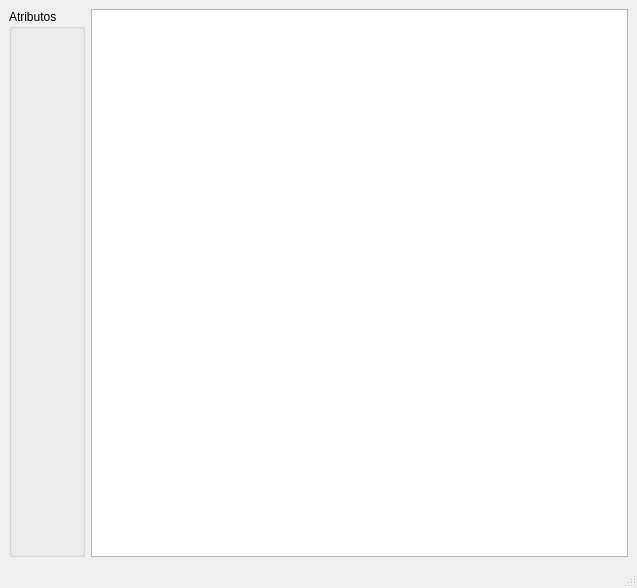
Before: the Qt Designer form main_window_ui.ui in AdrianPrietoLozano/proyecto_mineria, drawn with Qt 5.
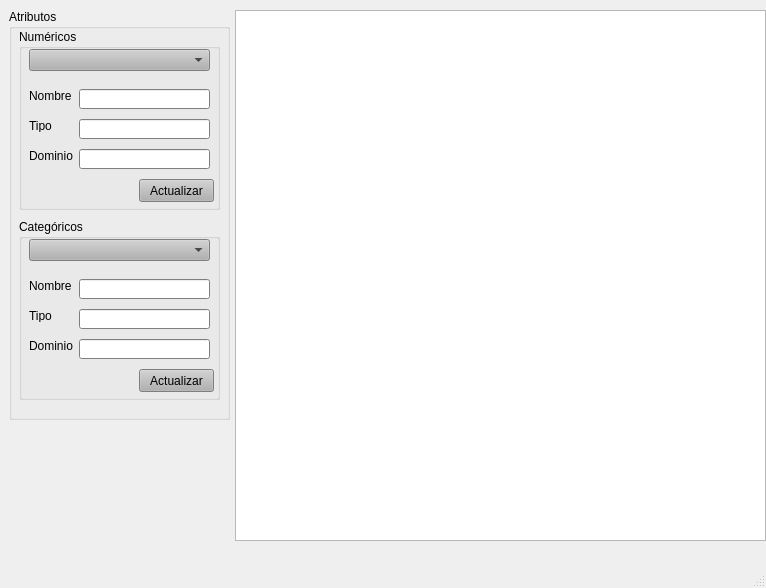
After: the same form once the commit is applied.

Commit message: Se muestran los atributos separados por tipo en los combo boxes y se muestra su información

```diff
--- a/main_window_ui.ui
+++ b/main_window_ui.ui
@@ -6,7 +6,7 @@
    <rect>
     <x>0</x>
     <y>0</y>
-    <width>637</width>
+    <width>766</width>
     <height>588</height>
    </rect>
   </property>
@@ -14,18 +14,684 @@
    <string>MainWindow</string>
   </property>
   <widget class="QWidget" name="centralwidget">
-   <layout class="QGridLayout" name="gridLayout">
-    <item row="0" column="0">
-     <widget class="QGroupBox" name="groupBox">
-      <property name="title">
-       <string>Atributos</string>
+   <widget class="QGroupBox" name="groupBox">
+    <property name="geometry">
+     <rect>
+      <x>9</x>
+      <y>9</y>
+      <width>221</width>
+      <height>411</height>
+     </rect>
+    </property>
+    <property name="palette">
+     <palette>
+      <active>
+       <colorrole role="WindowText">
+        <brush brushstyle="SolidPattern">
+         <color alpha="255">
+          <red>0</red>
+          <green>0</green>
+          <blue>0</blue>
+         </color>
+        </brush>
+       </colorrole>
+       <colorrole role="Button">
+        <brush brushstyle="SolidPattern">
+         <color alpha="255">
+          <red>177</red>
+          <green>177</green>
+          <blue>177</blue>
+         </color>
+        </brush>
+       </colorrole>
+       <colorrole role="Light">
+        <brush brushstyle="SolidPattern">
+         <color alpha="255">
+          <red>255</red>
+          <green>255</green>
+          <blue>255</blue>
+         </color>
+        </brush>
+       </colorrole>
+       <colorrole role="Midlight">
+        <brush brushstyle="SolidPattern">
+         <color alpha="255">
+          <red>216</red>
+          <green>216</green>
+          <blue>216</blue>
+         </color>
+        </brush>
+       </colorrole>
+       <colorrole role="Dark">
+        <brush brushstyle="SolidPattern">
+         <color alpha="255">
+          <red>88</red>
+          <green>88</green>
+          <blue>88</blue>
+         </color>
+        </brush>
+       </colorrole>
+       <colorrole role="Mid">
+        <brush brushstyle="SolidPattern">
+         <color alpha="255">
+          <red>118</red>
+          <green>118</green>
+          <blue>118</blue>
+         </color>
+        </brush>
+       </colorrole>
+       <colorrole role="Text">
+        <brush brushstyle="SolidPattern">
+         <color alpha="255">
+          <red>0</red>
+          <green>0</green>
+          <blue>0</blue>
+         </color>
+        </brush>
+       </colorrole>
+       <colorrole role="BrightText">
+        <brush brushstyle="SolidPattern">
+         <color alpha="255">
+          <red>255</red>
+          <green>255</green>
+          <blue>255</blue>
+         </color>
+        </brush>
+       </colorrole>
+       <colorrole role="ButtonText">
+        <brush brushstyle="SolidPattern">
+         <color alpha="255">
+          <red>0</red>
+          <green>0</green>
+          <blue>0</blue>
+         </color>
+        </brush>
+       </colorrole>
+       <colorrole role="Base">
+        <brush brushstyle="SolidPattern">
+         <color alpha="255">
+          <red>255</red>
+          <green>255</green>
+          <blue>255</blue>
+         </color>
+        </brush>
+       </colorrole>
+       <colorrole role="Window">
+        <brush brushstyle="SolidPattern">
+         <color alpha="255">
+          <red>177</red>
+          <green>177</green>
+          <blue>177</blue>
+         </color>
+        </brush>
+       </colorrole>
+       <colorrole role="Shadow">
+        <brush brushstyle="SolidPattern">
+         <color alpha="255">
+          <red>0</red>
+          <green>0</green>
+          <blue>0</blue>
+         </color>
+        </brush>
+       </colorrole>
+       <colorrole role="AlternateBase">
+        <brush brushstyle="SolidPattern">
+         <color alpha="255">
+          <red>216</red>
+          <green>216</green>
+          <blue>216</blue>
+         </color>
+        </brush>
+       </colorrole>
+       <colorrole role="ToolTipBase">
+        <brush brushstyle="SolidPattern">
+         <color alpha="255">
+          <red>255</red>
+          <green>255</green>
+          <blue>220</blue>
+         </color>
+        </brush>
+       </colorrole>
+       <colorrole role="ToolTipText">
+        <brush brushstyle="SolidPattern">
+         <color alpha="255">
+          <red>0</red>
+          <green>0</green>
+          <blue>0</blue>
+         </color>
+        </brush>
+       </colorrole>
+       <colorrole role="PlaceholderText">
+        <brush brushstyle="SolidPattern">
+         <color alpha="128">
+          <red>0</red>
+          <green>0</green>
+          <blue>0</blue>
+         </color>
+        </brush>
+       </colorrole>
+      </active>
+      <inactive>
+       <colorrole role="WindowText">
+        <brush brushstyle="SolidPattern">
+         <color alpha="255">
+          <red>0</red>
+          <green>0</green>
+          <blue>0</blue>
+         </color>
+        </brush>
+       </colorrole>
+       <colorrole role="Button">
+        <brush brushstyle="SolidPattern">
+         <color alpha="255">
+          <red>177</red>
+          <green>177</green>
+          <blue>177</blue>
+         </color>
+        </brush>
+       </colorrole>
+       <colorrole role="Light">
+        <brush brushstyle="SolidPattern">
+         <color alpha="255">
+          <red>255</red>
+          <green>255</green>
+          <blue>255</blue>
+         </color>
+        </brush>
+       </colorrole>
+       <colorrole role="Midlight">
+        <brush brushstyle="SolidPattern">
+         <color alpha="255">
+          <red>216</red>
+          <green>216</green>
+          <blue>216</blue>
+         </color>
+        </brush>
+       </colorrole>
+       <colorrole role="Dark">
+        <brush brushstyle="SolidPattern">
+         <color alpha="255">
+          <red>88</red>
+          <green>88</green>
+          <blue>88</blue>
+         </color>
+        </brush>
+       </colorrole>
+       <colorrole role="Mid">
+        <brush brushstyle="SolidPattern">
+         <color alpha="255">
+          <red>118</red>
+          <green>118</green>
+          <blue>118</blue>
+         </color>
+        </brush>
+       </colorrole>
+       <colorrole role="Text">
+        <brush brushstyle="SolidPattern">
+         <color alpha="255">
+          <red>0</red>
+          <green>0</green>
+          <blue>0</blue>
+         </color>
+        </brush>
+       </colorrole>
+       <colorrole role="BrightText">
+        <brush brushstyle="SolidPattern">
+         <color alpha="255">
+          <red>255</red>
+          <green>255</green>
+          <blue>255</blue>
+         </color>
+        </brush>
+       </colorrole>
+       <colorrole role="ButtonText">
+        <brush brushstyle="SolidPattern">
+         <color alpha="255">
+          <red>0</red>
+          <green>0</green>
+          <blue>0</blue>
+         </color>
+        </brush>
+       </colorrole>
+       <colorrole role="Base">
+        <brush brushstyle="SolidPattern">
+         <color alpha="255">
+          <red>255</red>
+          <green>255</green>
+          <blue>255</blue>
+         </color>
+        </brush>
+       </colorrole>
+       <colorrole role="Window">
+        <brush brushstyle="SolidPattern">
+         <color alpha="255">
+          <red>177</red>
+          <green>177</green>
+          <blue>177</blue>
+         </color>
+        </brush>
+       </colorrole>
+       <colorrole role="Shadow">
+        <brush brushstyle="SolidPattern">
+         <color alpha="255">
+          <red>0</red>
+          <green>0</green>
+          <blue>0</blue>
+         </color>
+        </brush>
+       </colorrole>
+       <colorrole role="AlternateBase">
+        <brush brushstyle="SolidPattern">
+         <color alpha="255">
+          <red>216</red>
+          <green>216</green>
+          <blue>216</blue>
+         </color>
+        </brush>
+       </colorrole>
+       <colorrole role="ToolTipBase">
+        <brush brushstyle="SolidPattern">
+         <color alpha="255">
+          <red>255</red>
+          <green>255</green>
+          <blue>220</blue>
+         </color>
+        </brush>
+       </colorrole>
+       <colorrole role="ToolTipText">
+        <brush brushstyle="SolidPattern">
+         <color alpha="255">
+          <red>0</red>
+          <green>0</green>
+          <blue>0</blue>
+         </color>
+        </brush>
+       </colorrole>
+       <colorrole role="PlaceholderText">
+        <brush brushstyle="SolidPattern">
+         <color alpha="128">
+          <red>0</red>
+          <green>0</green>
+          <blue>0</blue>
+         </color>
+        </brush>
+       </colorrole>
+      </inactive>
+      <disabled>
+       <colorrole role="WindowText">
+        <brush brushstyle="SolidPattern">
+         <color alpha="255">
+          <red>88</red>
+          <green>88</green>
+          <blue>88</blue>
+         </color>
+        </brush>
+       </colorrole>
+       <colorrole role="Button">
+        <brush brushstyle="SolidPattern">
+         <color alpha="255">
+          <red>177</red>
+          <green>177</green>
+          <blue>177</blue>
+         </color>
+        </brush>
+       </colorrole>
+       <colorrole role="Light">
+        <brush brushstyle="SolidPattern">
+         <color alpha="255">
+          <red>255</red>
+          <green>255</green>
+          <blue>255</blue>
+         </color>
+        </brush>
+       </colorrole>
+       <colorrole role="Midlight">
+        <brush brushstyle="SolidPattern">
+         <color alpha="255">
+          <red>216</red>
+          <green>216</green>
+          <blue>216</blue>
+         </color>
+        </brush>
+       </colorrole>
+       <colorrole role="Dark">
+        <brush brushstyle="SolidPattern">
+         <color alpha="255">
+          <red>88</red>
+          <green>88</green>
+          <blue>88</blue>
+         </color>
+        </brush>
+       </colorrole>
+       <colorrole role="Mid">
+        <brush brushstyle="SolidPattern">
+         <color alpha="255">
+          <red>118</red>
+          <green>118</green>
+          <blue>118</blue>
+         </color>
+        </brush>
+       </colorrole>
+       <colorrole role="Text">
+        <brush brushstyle="SolidPattern">
+         <color alpha="255">
+          <red>88</red>
+          <green>88</green>
+          <blue>88</blue>
+         </color>
+        </brush>
+       </colorrole>
+       <colorrole role="BrightText">
+        <brush brushstyle="SolidPattern">
+         <color alpha="255">
+          <red>255</red>
+          <green>255</green>
+          <blue>255</blue>
+         </color>
+        </brush>
+       </colorrole>
+       <colorrole role="ButtonText">
+        <brush brushstyle="SolidPattern">
+         <color alpha="255">
+          <red>88</red>
+          <green>88</green>
+          <blue>88</blue>
+         </color>
+        </brush>
+       </colorrole>
+       <colorrole role="Base">
+        <brush brushstyle="SolidPattern">
+         <color alpha="255">
+          <red>177</red>
+          <green>177</green>
+          <blue>177</blue>
+         </color>
+        </brush>
+       </colorrole>
+       <colorrole role="Window">
+        <brush brushstyle="SolidPattern">
+         <color alpha="255">
+          <red>177</red>
+          <green>177</green>
+          <blue>177</blue>
+         </color>
+        </brush>
+       </colorrole>
+       <colorrole role="Shadow">
+        <brush brushstyle="SolidPattern">
+         <color alpha="255">
+          <red>0</red>
+          <green>0</green>
+          <blue>0</blue>
+         </color>
+        </brush>
+       </colorrole>
+       <colorrole role="AlternateBase">
+        <brush brushstyle="SolidPattern">
+         <color alpha="255">
+          <red>177</red>
+          <green>177</green>
+          <blue>177</blue>
+         </color>
+        </brush>
+       </colorrole>
+       <colorrole role="ToolTipBase">
+        <brush brushstyle="SolidPattern">
+         <color alpha="255">
+          <red>255</red>
+          <green>255</green>
+          <blue>220</blue>
+         </color>
+        </brush>
+       </colorrole>
+       <colorrole role="ToolTipText">
+        <brush brushstyle="SolidPattern">
+         <color alpha="255">
+          <red>0</red>
+          <green>0</green>
+          <blue>0</blue>
+         </color>
+        </brush>
+       </colorrole>
+       <colorrole role="PlaceholderText">
+        <brush brushstyle="SolidPattern">
+         <color alpha="128">
+          <red>0</red>
+          <green>0</green>
+          <blue>0</blue>
+         </color>
+        </brush>
+       </colorrole>
+      </disabled>
+     </palette>
+    </property>
+    <property name="title">
+     <string>Atributos</string>
+    </property>
+    <widget class="QGroupBox" name="groupBox_2">
+     <property name="geometry">
+      <rect>
+       <x>10</x>
+       <y>20</y>
+       <width>201</width>
+       <height>181</height>
+      </rect>
+     </property>
+     <property name="title">
+      <string>Numéricos</string>
+     </property>
+     <widget class="QComboBox" name="comboBoxNumericos">
+      <property name="geometry">
+       <rect>
+        <x>10</x>
+        <y>20</y>
+        <width>181</width>
+        <height>22</height>
+       </rect>
       </property>
      </widget>
-    </item>
-    <item row="0" column="1">
-     <widget class="QTableWidget" name="tabla"/>
-    </item>
-   </layout>
+     <widget class="QLabel" name="label">
+      <property name="geometry">
+       <rect>
+        <x>10</x>
+        <y>60</y>
+        <width>47</width>
+        <height>13</height>
+       </rect>
+      </property>
+      <property name="text">
+       <string>Nombre</string>
+      </property>
+     </widget>
+     <widget class="QLabel" name="label_2">
+      <property name="geometry">
+       <rect>
+        <x>10</x>
+        <y>90</y>
+        <width>47</width>
+        <height>13</height>
+       </rect>
+      </property>
+      <property name="text">
+       <string>Tipo</string>
+      </property>
+     </widget>
+     <widget class="QLabel" name="label_3">
+      <property name="geometry">
+       <rect>
+        <x>10</x>
+        <y>120</y>
+        <width>47</width>
+        <height>13</height>
+       </rect>
+      </property>
+      <property name="text">
+       <string>Dominio</string>
+      </property>
+     </widget>
+     <widget class="QLineEdit" name="nombreAtributoNumerico">
+      <property name="geometry">
+       <rect>
+        <x>60</x>
+        <y>60</y>
+        <width>131</width>
+        <height>20</height>
+       </rect>
+      </property>
+     </widget>
+     <widget class="QLineEdit" name="dominioAtributoNumerico">
+      <property name="geometry">
+       <rect>
+        <x>60</x>
+        <y>120</y>
+        <width>131</width>
+        <height>20</height>
+       </rect>
+      </property>
+     </widget>
+     <widget class="QLineEdit" name="tipoAtributoNumerico">
+      <property name="geometry">
+       <rect>
+        <x>60</x>
+        <y>90</y>
+        <width>131</width>
+        <height>20</height>
+       </rect>
+      </property>
+     </widget>
+     <widget class="QPushButton" name="pushButton">
+      <property name="geometry">
+       <rect>
+        <x>120</x>
+        <y>150</y>
+        <width>75</width>
+        <height>23</height>
+       </rect>
+      </property>
+      <property name="text">
+       <string>Actualizar</string>
+      </property>
+     </widget>
+    </widget>
+    <widget class="QGroupBox" name="groupBox_3">
+     <property name="geometry">
+      <rect>
+       <x>10</x>
+       <y>210</y>
+       <width>201</width>
+       <height>181</height>
+      </rect>
+     </property>
+     <property name="title">
+      <string>Categóricos</string>
+     </property>
+     <widget class="QComboBox" name="comboBoxCategoricos">
+      <property name="geometry">
+       <rect>
+        <x>10</x>
+        <y>20</y>
+        <width>181</width>
+        <height>22</height>
+       </rect>
+      </property>
+     </widget>
+     <widget class="QLabel" name="label_4">
+      <property name="geometry">
+       <rect>
+        <x>10</x>
+        <y>60</y>
+        <width>47</width>
+        <height>13</height>
+       </rect>
+      </property>
+      <property name="text">
+       <string>Nombre</string>
+      </property>
+     </widget>
+     <widget class="QLabel" name="label_5">
+      <property name="geometry">
+       <rect>
+        <x>10</x>
+        <y>90</y>
+        <width>47</width>
+        <height>13</height>
+       </rect>
+      </property>
+      <property name="text">
+       <string>Tipo</string>
+      </property>
+     </widget>
+     <widget class="QLabel" name="label_6">
+      <property name="geometry">
+       <rect>
+        <x>10</x>
+        <y>120</y>
+        <width>47</width>
+        <height>13</height>
+       </rect>
+      </property>
+      <property name="text">
+       <string>Dominio</string>
+      </property>
+     </widget>
+     <widget class="QLineEdit" name="nombreAtributoCate">
+      <property name="geometry">
+       <rect>
+        <x>60</x>
+        <y>60</y>
+        <width>131</width>
+        <height>20</height>
+       </rect>
+      </property>
+     </widget>
+     <widget class="QLineEdit" name="dominioAtributoCate">
+      <property name="geometry">
+       <rect>
+        <x>60</x>
+        <y>120</y>
+        <width>131</width>
+        <height>20</height>
+       </rect>
+      </property>
+     </widget>
+     <widget class="QLineEdit" name="tipoAtributoCate">
+      <property name="geometry">
+       <rect>
+        <x>60</x>
+        <y>90</y>
+        <width>131</width>
+        <height>20</height>
+       </rect>
+      </property>
+     </widget>
+     <widget class="QPushButton" name="pushButton_2">
+      <property name="geometry">
+       <rect>
+        <x>120</x>
+        <y>150</y>
+        <width>75</width>
+        <height>23</height>
+       </rect>
+      </property>
+      <property name="text">
+       <string>Actualizar</string>
+      </property>
+     </widget>
+    </widget>
+   </widget>
+   <widget class="QTableWidget" name="tabla">
+    <property name="geometry">
+     <rect>
+      <x>235</x>
+      <y>10</y>
+      <width>531</width>
+      <height>531</height>
+     </rect>
+    </property>
+    <property name="sortingEnabled">
+     <bool>false</bool>
+    </property>
+   </widget>
   </widget>
   <widget class="QMenuBar" name="menubar">
    <property name="geometry">
```
Left out of the diff: 2 changed lines with no effect on the pictures. The commit also changes 2 other files.
